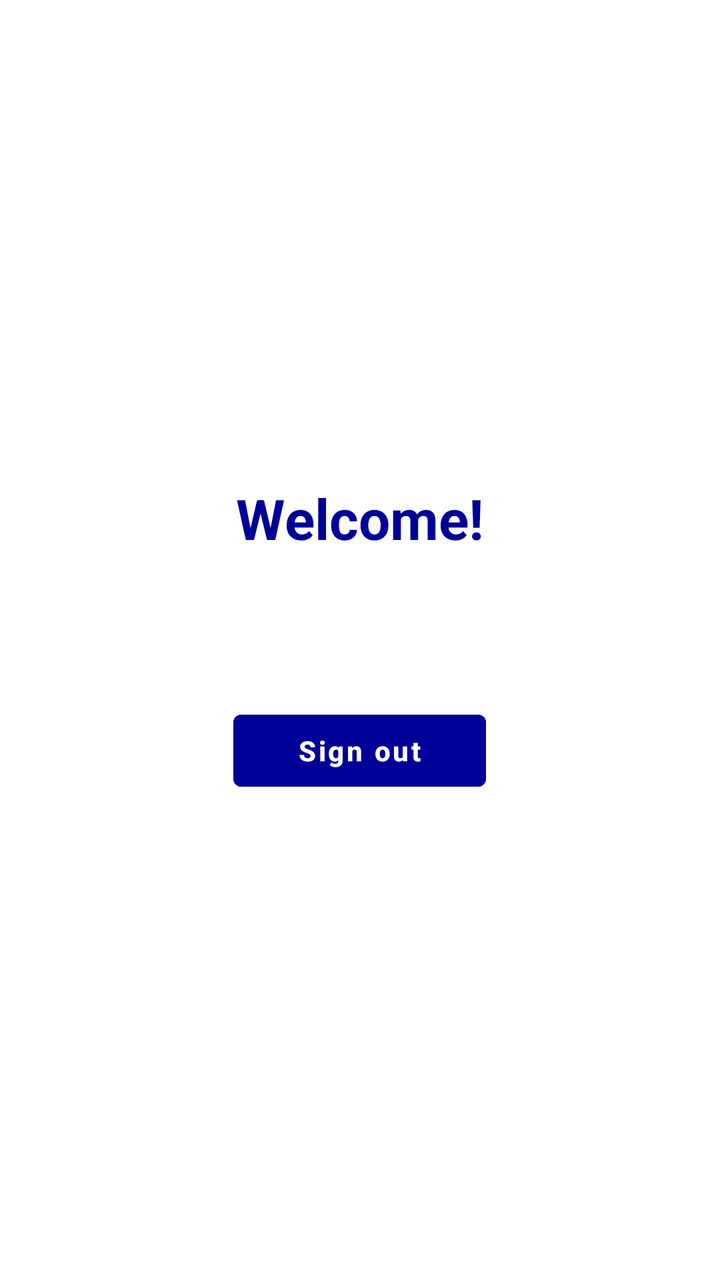
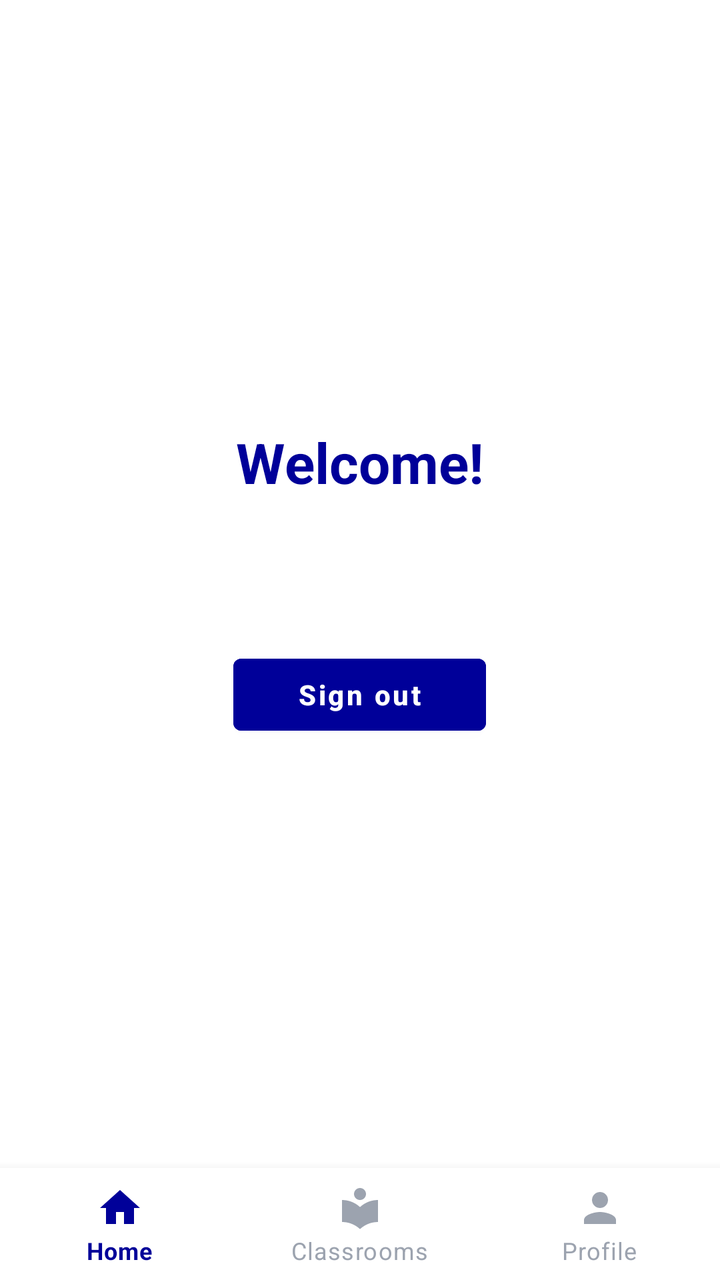

Screens rendered from an Android XML layout before and after an edit, with the pre-edit source and the edit as a unified diff.
<!-- AndroidManifest.xml: application theme Theme.OOPProject -->
<!-- res/layout/activity_home_page.xml -->
<?xml version="1.0" encoding="utf-8"?>
<LinearLayout xmlns:android="http://schemas.android.com/apk/res/android"
    android:id="@+id/main"
    android:layout_width="match_parent"
    android:layout_height="match_parent"
    android:background="#FFFFFF"
    android:gravity="center"
    android:orientation="vertical"
    android:padding="24dp">

    <TextView
        android:id="@+id/tvWelcome"
        android:layout_width="wrap_content"
        android:layout_height="wrap_content"
        android:text="@string/welcome"
        android:textColor="@color/dark_purple"
        android:textSize="28sp"
        android:textStyle="bold" />

    <TextView
        android:id="@+id/tvUserEmail"
        android:layout_width="wrap_content"
        android:layout_height="wrap_content"
        android:layout_marginTop="12dp"
        android:text=""
        android:textColor="#6B7280"
        android:textSize="16sp" />

    <com.google.android.material.button.MaterialButton
        android:id="@+id/btnSignOut"
        android:layout_width="wrap_content"
        android:layout_height="48dp"
        android:layout_marginTop="40dp"
        android:backgroundTint="@color/dark_purple"
        android:text="@string/sign_out"
        android:textAllCaps="false"
        android:textColor="#FFFFFF"
        android:textSize="14sp"
        android:textStyle="bold"
        android:paddingStart="32dp"
        android:paddingEnd="32dp" />

</LinearLayout>
<!-- resources referenced by this layout -->
<resources>
  <color name="dark_purple">#FF000099</color>
  <string name="sign_out">Sign out</string>
  <string name="welcome">Welcome!</string>
  <style name="Theme.OOPProject" parent="Theme.MaterialComponents.DayNight.NoActionBar">
          
          <item name="colorPrimary">@color/purple_500</item>
          <item name="colorPrimaryVariant">@color/purple_700</item>
          <item name="colorOnPrimary">@color/white</item>
          
          <item name="colorSecondary">@color/teal_200</item>
          <item name="colorSecondaryVariant">@color/teal_700</item>
          <item name="colorOnSecondary">@color/black</item>
          
          <item name="android:statusBarColor">?attr/colorPrimaryVariant</item>
          
      </style>
  <color name="purple_500">#FF6200EE</color>
  <color name="purple_700">#FF3700B3</color>
  <color name="white">#FFFFFFFF</color>
  <color name="teal_200">#FF03DAC5</color>
  <color name="teal_700">#FF018786</color>
  <color name="black">#FF000000</color>
</resources>

<!-- the commit's change to res/layout/activity_home_page.xml (unified diff, before → after) -->
@@ -1,43 +1,64 @@
 <?xml version="1.0" encoding="utf-8"?>
 <LinearLayout xmlns:android="http://schemas.android.com/apk/res/android"
+    xmlns:app="http://schemas.android.com/apk/res-auto"
     android:id="@+id/main"
     android:layout_width="match_parent"
     android:layout_height="match_parent"
     android:background="#FFFFFF"
-    android:gravity="center"
-    android:orientation="vertical"
-    android:padding="24dp">
+    android:orientation="vertical">
 
-    <TextView
-        android:id="@+id/tvWelcome"
-        android:layout_width="wrap_content"
+    
+    <LinearLayout
+        android:layout_width="match_parent"
+        android:layout_height="0dp"
+        android:layout_weight="1"
+        android:gravity="center"
+        android:orientation="vertical"
+        android:padding="24dp">
+
+        <TextView
+            android:id="@+id/tvWelcome"
+            android:layout_width="wrap_content"
+            android:layout_height="wrap_content"
+            android:text="@string/welcome"
+            android:textColor="@color/dark_purple"
+            android:textSize="28sp"
+            android:textStyle="bold" />
+
+        <TextView
+            android:id="@+id/tvUserEmail"
+            android:layout_width="wrap_content"
+            android:layout_height="wrap_content"
+            android:layout_marginTop="12dp"
+            android:text=""
+            android:textColor="#6B7280"
+            android:textSize="16sp" />
+
+        <com.google.android.material.button.MaterialButton
+            android:id="@+id/btnSignOut"
+            android:layout_width="wrap_content"
+            android:layout_height="48dp"
+            android:layout_marginTop="40dp"
+            android:backgroundTint="@color/dark_purple"
+            android:text="@string/sign_out"
+            android:textAllCaps="false"
+            android:textColor="#FFFFFF"
+            android:textSize="14sp"
+            android:textStyle="bold"
+            android:paddingStart="32dp"
+            android:paddingEnd="32dp" />
+
+    </LinearLayout>
+
+    
+    <com.google.android.material.bottomnavigation.BottomNavigationView
+        android:id="@+id/bottomNavigation"
+        android:layout_width="match_parent"
         android:layout_height="wrap_content"
-        android:text="@string/welcome"
-        android:textColor="@color/dark_purple"
-        android:textSize="28sp"
-        android:textStyle="bold" />
-
-    <TextView
-        android:id="@+id/tvUserEmail"
-        android:layout_width="wrap_content"
-        android:layout_height="wrap_content"
-        android:layout_marginTop="12dp"
-        android:text=""
-        android:textColor="#6B7280"
-        android:textSize="16sp" />
-
-    <com.google.android.material.button.MaterialButton
-        android:id="@+id/btnSignOut"
-        android:layout_width="wrap_content"
-        android:layout_height="48dp"
-        android:layout_marginTop="40dp"
-        android:backgroundTint="@color/dark_purple"
-        android:text="@string/sign_out"
-        android:textAllCaps="false"
-        android:textColor="#FFFFFF"
-        android:textSize="14sp"
-        android:textStyle="bold"
-        android:paddingStart="32dp"
-        android:paddingEnd="32dp" />
+        android:background="#FFFFFF"
+        app:itemActiveIndicatorStyle="@null"
+        app:itemIconTint="@color/bottom_nav_color"
+        app:itemTextColor="@color/bottom_nav_color"
+        app:menu="@menu/bottom_nav_menu" />
 
 </LinearLayout>
